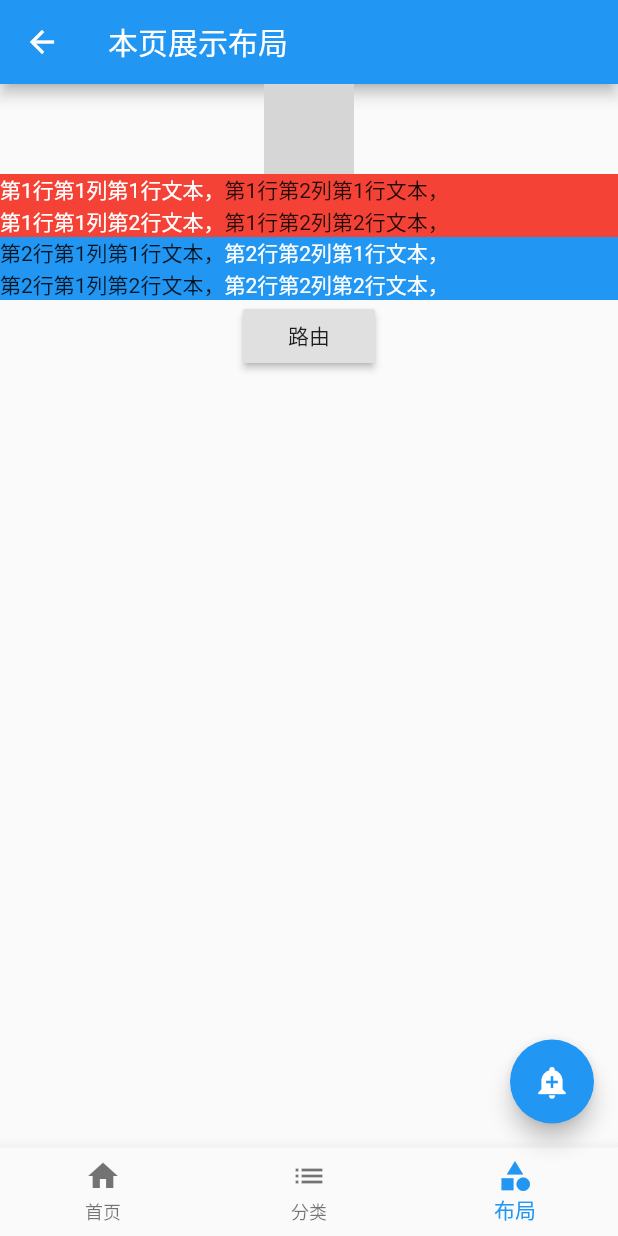
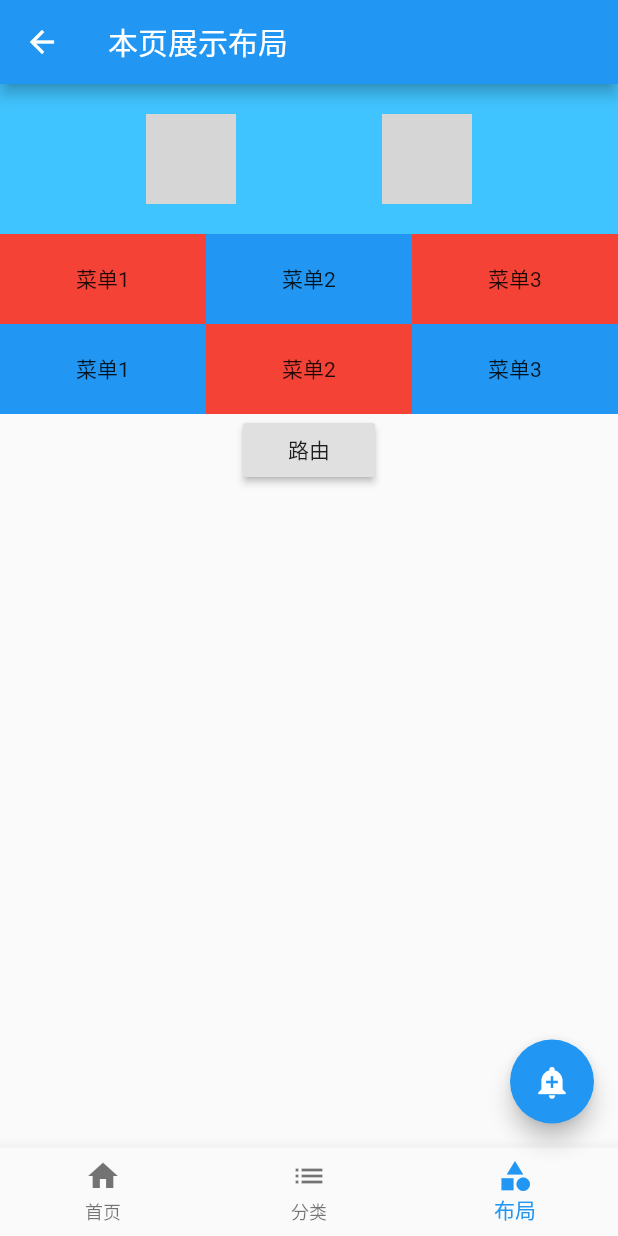
Before and after one commit to xiaoshengxianjun/flutter_study, a Flutter app: the screen it shows after launch, item 3 of the bottom bar chosen, on a phone screen of 412 x 824 dp. Run offline on Flutter 3.47's test engine with Material 2 defaults, Android fonts, the phone set to English and light mode, and no system bars; our stand-ins replace flutter_swiper; network calls fail; grey boxes are pictures that could not be loaded.

Commit message:
完善布局模块内容示例

```diff
--- a/lib/wedgets/tabs/layout.dart
+++ b/lib/wedgets/tabs/layout.dart
@@ -5,7 +5,8 @@ class LayoutPage extends StatefulWidget {
   _LayoutPageState createState() => _LayoutPageState();
 }
 
-class _LayoutPageState extends State<LayoutPage> with SingleTickerProviderStateMixin {
+class _LayoutPageState extends State<LayoutPage>
+    with SingleTickerProviderStateMixin {
   AnimationController _controller;
 
   @override
@@ -22,50 +23,102 @@ class _LayoutPageState extends State<LayoutPage> with SingleTickerProviderStateM
 
   @override
   Widget build(BuildContext context) {
-    Widget avatar = Image.network("https://fuss10.elemecdn.com/d/e6/c4d93a3805b3ce3f323f7974e6f78jpeg.jpeg",width: 60.0,height: 60.0,fit: BoxFit.cover,);
+    Widget avatar = Image.network(
+      "https://fuss10.elemecdn.com/d/e6/c4d93a3805b3ce3f323f7974e6f78jpeg.jpeg",
+      width: 60.0,
+      height: 60.0,
+      fit: BoxFit.cover,
+    );
     return Scaffold(
       appBar: AppBar(
         title: Text("本页展示布局"),
       ),
       body: Container(
+        // 类似于html中的div
+        // padding: EdgeInsets.all(15.0),
+        // width: double.infinity, // 设置宽度尽可能撑满父容器的办法
+        // height: 500.0,
         child: Column(
+          // 纵向布局
+          // mainAxisAlignment: MainAxisAlignment.center, // 竖向排列方式，start,center,end,spaceAround,spaceBetween,spaceEvenly(元素之间和距离父容器距离相等)
+          // crossAxisAlignment: CrossAxisAlignment.center, // 横向排列方式，start,center,end,stretch
+          children: <Widget>[
+            Container(
+                height: 100.0,
+                color: Colors.lightBlueAccent,
+                child: Row(
+                  mainAxisAlignment: MainAxisAlignment
+                      .spaceEvenly, // 横向排列方式，start,center,end,spaceAround,spaceBetween,spaceEvenly(元素之间和距离父容器距离相等)
+                  // crossAxisAlignment: CrossAxisAlignment.center, // 纵向排列方式，start,center,end,stretch
                   children: <Widget>[
                     ClipOval(
                       child: avatar,
                     ),
+                    ClipOval(
+                      child: avatar,
+                    ),
+                  ],
+                )),
             Container(
+              color: Colors.black12,
+              child: Column(
+                children: <Widget>[
+                  Row(
+                    mainAxisAlignment: MainAxisAlignment.spaceBetween,
+                    children: <Widget>[
+                      Expanded(
+                        child: Container(
+                          height: 60.0,
+                          alignment: Alignment.center,
                           color: Colors.red,
-              child: Row(
-                children: <Widget>[
-                  Column(
-                    children: <Widget>[
-                      Text("第1行第1列第1行文本，",style: TextStyle(color: Colors.white),),
-                      Text("第1行第1列第2行文本，",style: TextStyle(color: Colors.white),),
+                          child: Text("菜单1"),
+                        )
+                      ),
+                      Expanded(
+                        child: Container(
+                          height: 60.0,
+                          alignment: Alignment.center,
+                          color: Colors.blue,
+                          child: Text("菜单2"),
+                        ),
+                      ),
+                      Expanded(
+                        child: Container(
+                          height: 60.0,
+                          alignment: Alignment.center,
+                          color: Colors.red,
+                          child: Text("菜单3"),
+                        ),
+                      )
                     ],
                   ),
-                  Column(
+                  Row(
+                    mainAxisAlignment: MainAxisAlignment.spaceBetween,
                     children: <Widget>[
-                      Text("第1行第2列第1行文本，"),
-                      Text("第1行第2列第2行文本，"),
-                    ],
+                      Expanded(
+                          child: Container(
+                            height: 60.0,
+                            alignment: Alignment.center,
+                            color: Colors.blue,
+                            child: Text("菜单1"),
+                          )
                       ),
-                ],
+                      Expanded(
+                        child: Container(
+                          height: 60.0,
+                          alignment: Alignment.center,
+                          color: Colors.red,
+                          child: Text("菜单2"),
                         ),
                       ),
-            Container(
+                      Expanded(
+                        child: Container(
+                          height: 60.0,
+                          alignment: Alignment.center,
                           color: Colors.blue,
-              child: Row(
-                children: <Widget>[
-                  Column(
-                    children: <Widget>[
-                      Text("第2行第1列第1行文本，"),
-                      Text("第2行第1列第2行文本，"),
-                    ],
+                          child: Text("菜单3"),
                         ),
-                  Column(
-                    children: <Widget>[
-                      Text("第2行第2列第1行文本，",style: TextStyle(color: Colors.white),),
-                      Text("第2行第2列第2行文本，",style: TextStyle(color: Colors.white),),
+                      )
                     ],
                   ),
                 ],
@@ -73,10 +126,9 @@ class _LayoutPageState extends State<LayoutPage> with SingleTickerProviderStateM
             ),
             RaisedButton(
                 child: Text("路由"),
-                onPressed: (){
+                onPressed: () {
                   Navigator.pushNamed(context, '/page1');
-                }
-            )
+                }),
           ],
         ),
       ),
```
Lines whose indentation alone changed are shown as unchanged.
